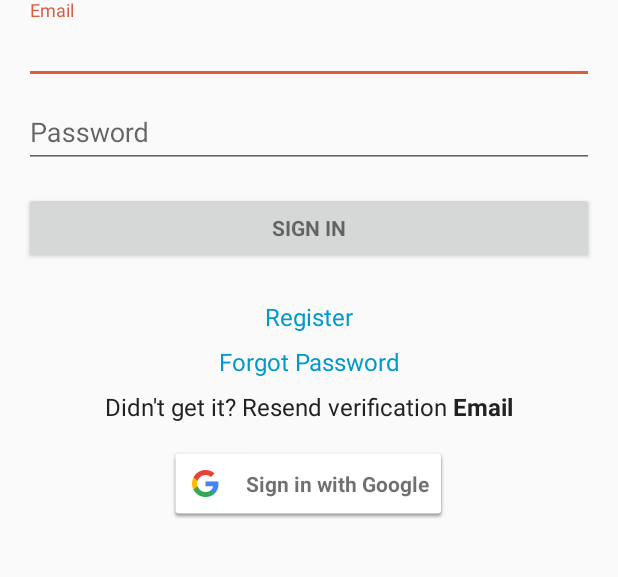
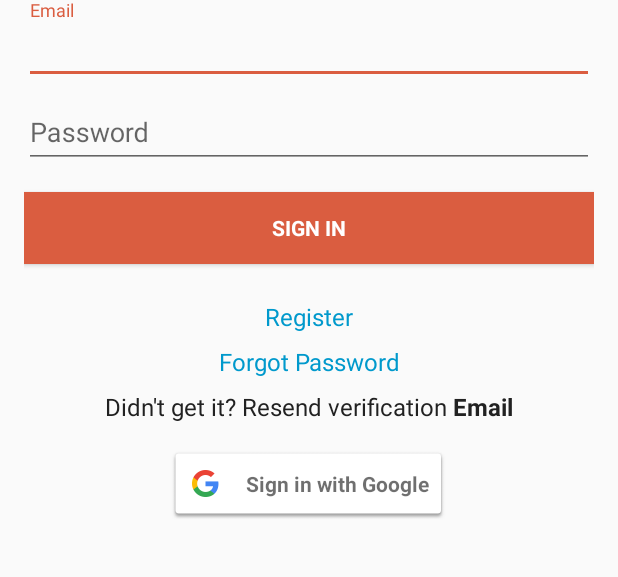
Before and after one commit to amer-shaker/On-Road, an Android app: the screen it shows after launch (LoginActivity), on a phone screen of 412 x 824 dp, the part 180-757 px from its top. Run offline under Robolectric (Android 15) with nearby library versions, the phone set to English and light mode, and no system bars; our stand-ins replace Firebase (no records; nobody signed in at launch, a user with empty details on screens opened directly).

Commit message:
Login modifications

```diff
--- a/app/src/main/res/layout/activity_login.xml
+++ b/app/src/main/res/layout/activity_login.xml
@@ -78,7 +78,9 @@
                 android:layout_width="match_parent"
                 android:layout_height="wrap_content"
                 android:layout_marginTop="16dp"
+                android:background="@color/colorAccent"
                 android:text="@string/action_sign_in"
+                android:textColor="@android:color/white"
                 android:textStyle="bold" />
 
             <RelativeLayout
```
